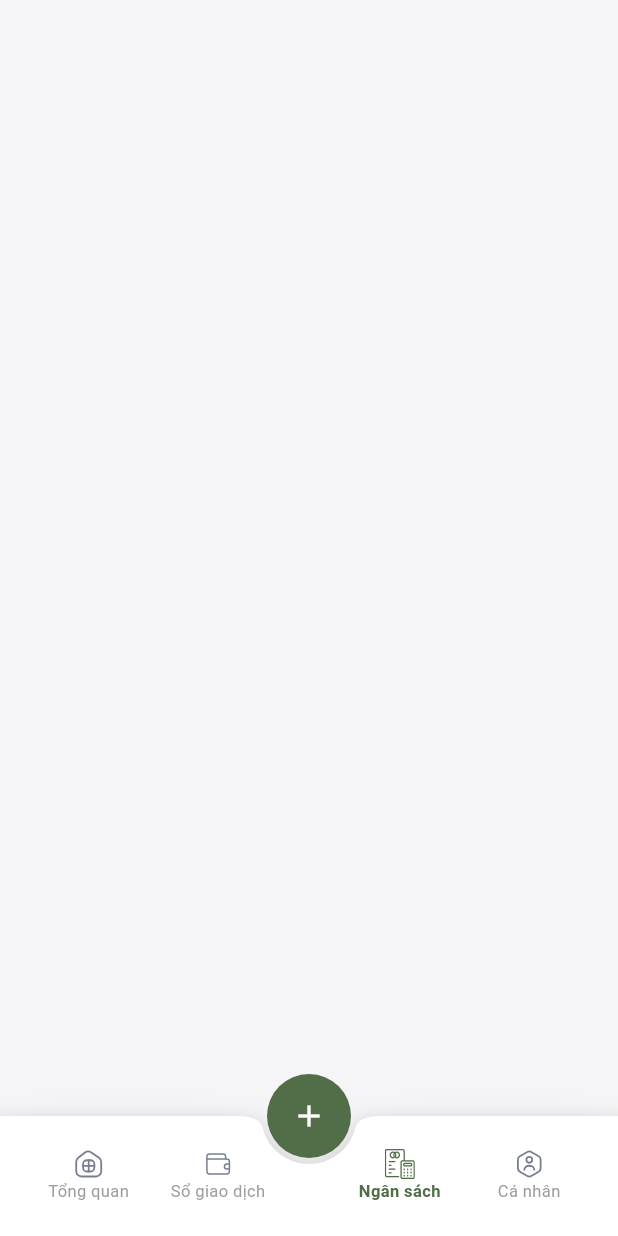
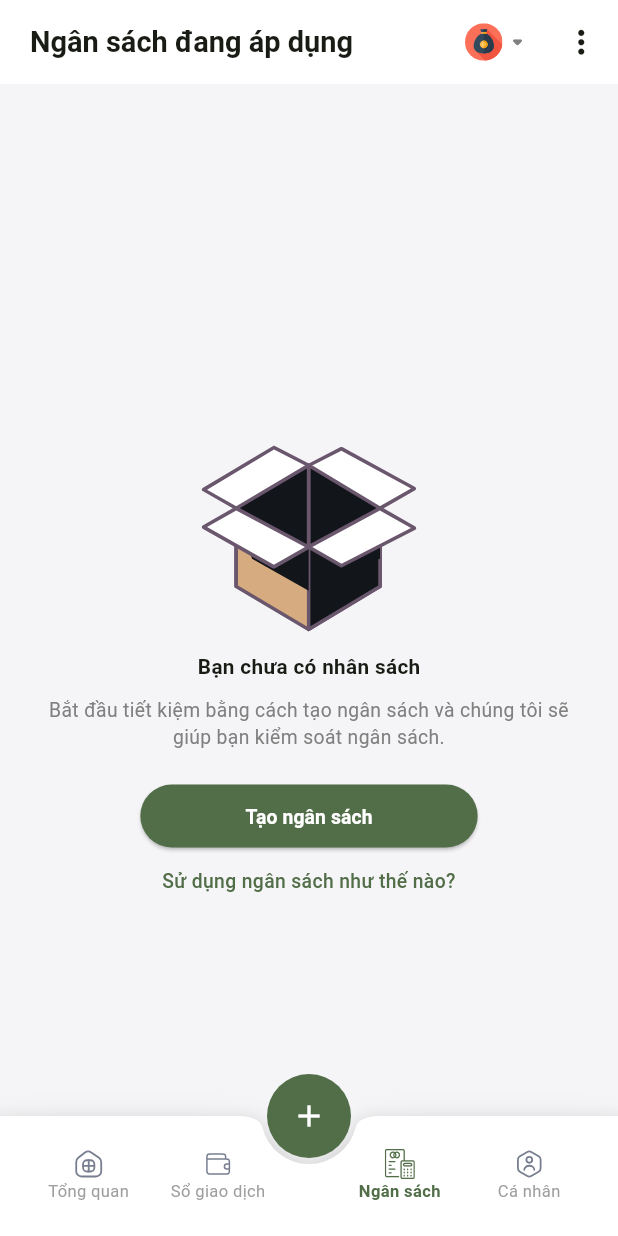
Before and after one commit to thehai5622/thriftflow, a Flutter app: the screen it shows after launch, item 3 of the bottom bar chosen, on a phone screen of 412 x 824 dp. Run offline on Flutter 3.47's test engine with Material 3 defaults, Android fonts, the light colour scheme and no system bars; our stand-ins replace flutter_screenutil, flutter_svg, get, shared_preferences.

Commit message:
UI budget

```diff
--- a/lib/Controller/Budget/budget_controller.dart
+++ b/lib/Controller/Budget/budget_controller.dart
@@ -1,5 +1,9 @@
 import 'package:get/get.dart';
 
 class BudgetController extends GetxController {
+  RxInt budgetTabIndex = 0.obs;
 
+  changeBudget() {
+    budgetTabIndex.value = budgetTabIndex.value == 0 ? 1 : 0;
+  }
 }
--- a/lib/View/Budget/budget.dart
+++ b/lib/View/Budget/budget.dart
@@ -1,7 +1,10 @@
 import 'package:flutter/material.dart';
+import 'package:flutter_svg/svg.dart';
 import 'package:get/get.dart';
 import 'package:thriftflow/Controller/Budget/budget_controller.dart';
 import 'package:thriftflow/Global/app_color.dart';
+import 'package:thriftflow/Route/app_page.dart';
+import 'package:thriftflow/Service/device_helper.dart';
 
 class Budget extends StatelessWidget {
   Budget({super.key});
@@ -11,8 +14,124 @@ class Budget extends StatelessWidget {
   @override
   Widget build(BuildContext context) {
     return Scaffold(
+      appBar: AppBar(
+        backgroundColor: AppColor.main,
+        foregroundColor: AppColor.text1,
+        elevation: 0,
+        shadowColor: AppColor.text1,
+        title: Obx(
+          () => Text(
+            "Ngân sách ${controller.budgetTabIndex.value == 0 ? 'đang áp dụng' : 'đã kết thúc'}",
+            style: TextStyle(
+              fontSize: DeviceHelper.getFontSize(21),
+              color: AppColor.text1,
+              fontWeight: FontWeight.w700,
+            ),
+          ),
+        ),
+        actions: [
+          GestureDetector(
+              onTap: () {
+                Get.toNamed(Routes.walletOverview);
+              },
+              child: Row(
+                children: [
+                  SvgPicture.asset(
+                    "assets/icons/wallet-all.svg",
+                    height: 25,
+                    width: 25,
+                  ),
+                  const Icon(
+                    Icons.arrow_drop_down_rounded,
+                    size: 20,
+                    color: AppColor.grey,
+                  )
+                ],
+              )),
+          const SizedBox(width: 20),
+          GestureDetector(
+            onTap: () {
+              controller.changeBudget();
+            },
+            child: const Icon(
+              Icons.more_vert,
+              size: 25,
+              color: AppColor.text1,
+            ),
+          ),
+          const SizedBox(width: 12),
+        ],
+      ),
       body: Container(
         color: AppColor.subMain,
+        child: Center(
+          child: Column(
+            mainAxisAlignment: MainAxisAlignment.center,
+            crossAxisAlignment: CrossAxisAlignment.center,
+            mainAxisSize: MainAxisSize.max,
+            children: [
+              SvgPicture.asset(
+                "assets/icons/empty-box.svg",
+                width: 150,
+                height: 150,
+              ),
+              Text(
+                controller.budgetTabIndex.value == 0
+                    ? "Bạn chưa có nhân sách"
+                    : "Không có dữ liệu để hiển thị",
+                style: TextStyle(
+                  fontSize: DeviceHelper.getFontSize(15),
+                  color: AppColor.text1,
+                  fontWeight: FontWeight.w700,
+                ),
+              ),
+              if (controller.budgetTabIndex.value == 0)
+                Column(
+                  children: [
+                    Text(
+                      "Bắt đầu tiết kiệm bằng cách tạo ngân sách và chúng tôi sẽ giúp bạn kiểm soát ngân sách.",
+                      textAlign: TextAlign.center,
+                      style: TextStyle(
+                        fontSize: DeviceHelper.getFontSize(14),
+                        color: AppColor.grey,
+                        fontWeight: FontWeight.w400,
+                      ),
+                    ).marginSymmetric(horizontal: 20, vertical: 10),
+                    ElevatedButton(
+                      style: ElevatedButton.styleFrom(
+                        backgroundColor: AppColor.fourthMain,
+                        shape: RoundedRectangleBorder(
+                          borderRadius: BorderRadius.circular(26),
+                        ),
+                        padding: const EdgeInsets.symmetric(
+                            vertical: 12, horizontal: 70),
+                      ),
+                      onPressed: () {
+                        // Create budget
+                      },
+                      child: Text(
+                        "Tạo ngân sách",
+                        style: TextStyle(
+                          fontSize: DeviceHelper.getFontSize(14),
+                          color: AppColor.white,
+                          fontWeight: FontWeight.w700,
+                        ),
+                      ),
+                    ).marginSymmetric(horizontal: 15, vertical: 10),
+                    Text(
+                      "Sử dụng ngân sách như thế nào?",
+                      textAlign: TextAlign.center,
+                      style: TextStyle(
+                        fontSize: DeviceHelper.getFontSize(14),
+                        color: AppColor.fourthMain,
+                        fontWeight: FontWeight.w500,
+                      ),
+                    ).marginSymmetric(horizontal: 20),
+                  ],
+                ),
+            ],
+          ),
+        ),
       ),
     );
   }
--- a/lib/View/Home/home.dart
+++ b/lib/View/Home/home.dart
@@ -367,6 +367,14 @@ class Home extends StatelessWidget {
                                     ),
                                   ],
                                 ).marginSymmetric(horizontal: 16, vertical: 6),
+                                Text(
+                                  "Nhập giao dịch để xem báo cáo",
+                                  style: TextStyle(
+                                    fontSize: DeviceHelper.getFontSize(13),
+                                    color: AppColor.grey,
+                                    fontWeight: FontWeight.w400,
+                                  ),
+                                ).marginSymmetric(horizontal: 16, vertical: 40),
                               ]
                             : [
                                 Container(
@@ -507,6 +515,14 @@ class Home extends StatelessWidget {
                                     ),
                                   ],
                                 ),
+                                Text(
+                                  "Nhập giao dịch để xem báo cáo",
+                                  style: TextStyle(
+                                    fontSize: DeviceHelper.getFontSize(13),
+                                    color: AppColor.grey,
+                                    fontWeight: FontWeight.w400,
+                                  ),
+                                ).marginSymmetric(horizontal: 16, vertical: 40),
                               ],
                       ),
                     ),
```
Also changed, not shown: assets/icons/empty-box.svg (added).
